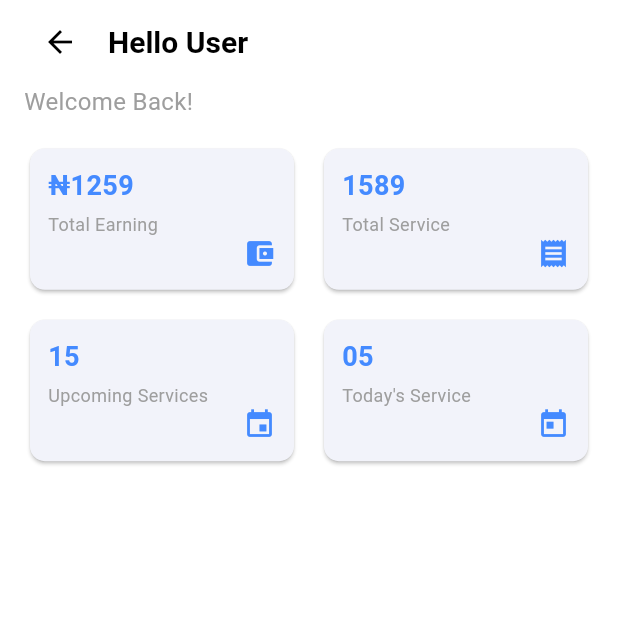
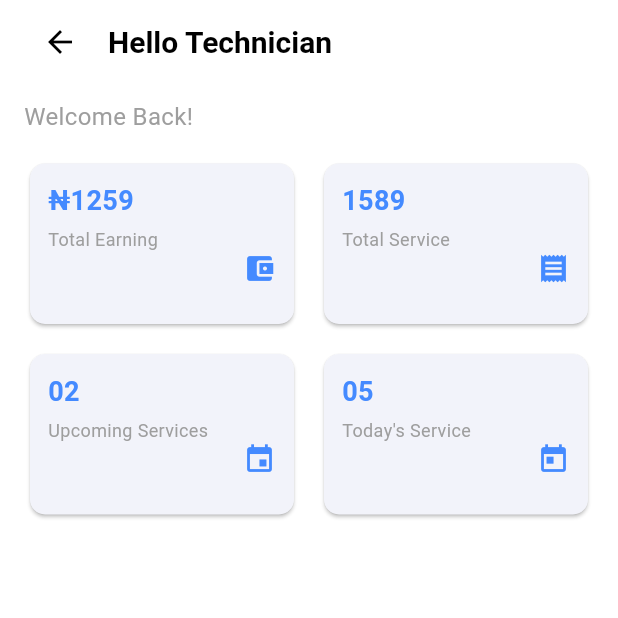
Before and after one commit to Humer-r5/Extra-Cash-App, a Flutter app: the TechYourWallet screen opened directly, on a phone screen of 412 x 824 dp, the top half of it. Run offline on Flutter 3.47's test engine with Material 3 defaults, Android fonts, the phone set to English and light mode, and no system bars; our stand-ins replace flutter_otp_text_field, image_picker.

Commit message:
added your wallet and booking and made functionality so that  on clicking on service button respective data will come

```diff
--- a/lib/screens/tech_your_wallet.dart
+++ b/lib/screens/tech_your_wallet.dart
@@ -2,6 +2,7 @@ import 'package:flutter/material.dart';
 // import 'home_page.dart';
 // import '../widgets/BottomNavBar .dart';
 // import 'profile_page.dart';
+// import 'notifications_screen.dart';
 
 class TechYourWallet extends StatelessWidget {
   const TechYourWallet({super.key});
@@ -24,7 +25,7 @@ class TechYourWallet extends StatelessWidget {
             ),
             const SizedBox(width: 8),
             const Text(
-              "Hello User",
+              "Hello Technician",
               style: TextStyle(
                 fontSize: 20,
                 fontWeight: FontWeight.bold,
@@ -34,8 +35,9 @@ class TechYourWallet extends StatelessWidget {
           ],
         ),
       ),
-      body: Padding(
-        padding: const EdgeInsets.symmetric(horizontal: 16),
+      body: SingleChildScrollView(
+        child: Padding(
+          padding: const EdgeInsets.symmetric(horizontal: 16, vertical: 10),
           child: Column(
             crossAxisAlignment: CrossAxisAlignment.start,
             children: [
@@ -45,15 +47,15 @@ class TechYourWallet extends StatelessWidget {
               ),
               const SizedBox(height: 16),
 
-            // Wallet Information Cards (Earnings, Services, etc.)
+              // Wallet Information Cards
               GridView.count(
-              shrinkWrap: true,
-              physics: NeverScrollableScrollPhysics(),
+                shrinkWrap: true, // Prevents unnecessary scrolling issues
+                physics: const NeverScrollableScrollPhysics(),
                 crossAxisCount: 2,
                 mainAxisSpacing: 12,
                 crossAxisSpacing: 12,
-              childAspectRatio: 1.8, // Adjusted for better proportions
-              children: [
+                childAspectRatio: 1.6, // Adjusted for better proportions
+                children: const [
                   WalletCard(
                     title: "Total Earning",
                     amount: "₦1259",
@@ -66,7 +68,7 @@ class TechYourWallet extends StatelessWidget {
                   ),
                   WalletCard(
                     title: "Upcoming Services",
-                  amount: "15",
+                    amount: "02",
                     icon: Icons.event,
                   ),
                   WalletCard(
@@ -79,15 +81,19 @@ class TechYourWallet extends StatelessWidget {
             ],
           ),
         ),
+      ),
       // bottomNavigationBar: BottomNavBar(
       //   currentIndex: 0, // Set the appropriate index for the selected tab
       //   onTap: (index) {
-      //     // Handle navigation for the bottom nav bar
-      //     // Example: Use Navigator to push/pop screens as needed
       //     if (index == 0) {
       //       Navigator.pushReplacement(
       //         context,
       //         MaterialPageRoute(builder: (context) => const HomePage()),
+      //       );
+      //     } else if (index == 2) {
+      //       Navigator.pushReplacement(
+      //         context,
+      //         MaterialPageRoute(builder: (context) => const NotificationScreen()),
       //       );
       //     } else if (index == 3) {
       //       Navigator.pushReplacement(
@@ -101,7 +107,7 @@ class TechYourWallet extends StatelessWidget {
   }
 }
 
-// Custom Widget for Wallet Cards
+// Custom Wallet Card Widget
 class WalletCard extends StatelessWidget {
   final String title;
   final String amount;
--- a/pubspec.yaml
+++ b/pubspec.yaml
@@ -66,6 +66,7 @@ flutter:
   #   - images/a_dot_burr.jpeg
   #   - images/a_dot_ham.jpeg
   assets:
+      - assets/extra_hustle_logo.png
       - assets/plumber.png
       - assets/electrician.png
       - assets/carpenter.png
```
Also changed, not shown: lib/screens/your_wallet_screen.dart (+11 -13 lines). Lines whose indentation alone changed are shown as unchanged.
